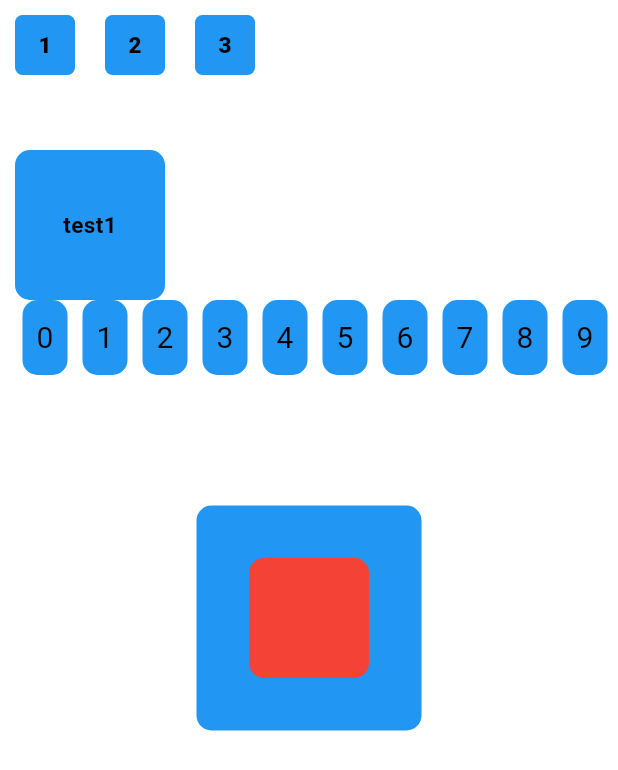
After one commit to SpringRollHHB/FlutterUiTest, a Flutter app: the SceneBackPage screen opened directly, on a phone screen of 412 x 824 dp. The commit adds this screen. Shown: the top 770 px of the screen. Run offline on Flutter 3.47's test engine with Material 3 defaults, Android fonts, the phone set to English and light mode, and no system bars.

Commit message:
场景还原实现

```diff
--- a/lib/layout/apus_page_widget.dart
+++ b/lib/layout/apus_page_widget.dart
@@ -2,6 +2,7 @@ import 'package:flutter/cupertino.dart';
 import 'package:flutter/material.dart';
 import 'package:flutteruitest/layout/custom_page_widget.dart';
 import 'package:flutteruitest/layout/home_page_widget.dart';
+import 'package:flutteruitest/layout/scene_back_page.dart';
 import 'package:flutteruitest/layout/template/list_page_widget.dart';
 
 import '../player.dart';
@@ -18,6 +19,7 @@ class ApusPageWidget extends ListPageWidget {
     list.add(HomeItem(title: "过滤图片颜色", onTap: () {  Navigator.of(context).push(MaterialPageRoute(builder: (BuildContext context) => const ColorFilterImageWidget()));  }));
     list.add(HomeItem(title: "视频1", onTap: () {  Navigator.of(context).push(MaterialPageRoute(builder: (BuildContext context) => const Player(url: "https://www.w3schools.com/html/movie.mp4",)));  }));
     list.add(HomeItem(title: "视频2", onTap: () {  Navigator.of(context).push(MaterialPageRoute(builder: (BuildContext context) => const Player(url: "https://file.picku.cloud/40b977df/banner/ff01a42e9e59c244e824e4754a7f7d10.mp4",)));  }));
+    list.add(HomeItem(title: "场景还原", onTap: () {  Navigator.of(context).push(MaterialPageRoute(builder: (BuildContext context) => const SceneBackPage()));  }));
   }
 
 
--- /dev/null
+++ b/lib/layout/scene_back_page.dart
@@ -0,0 +1,56 @@
+import 'package:flutter/cupertino.dart';
+import 'package:flutter/material.dart';
+import 'package:flutteruitest/layout/widget/scene_back_widget.dart';
+import 'package:flutteruitest/layout/widget/scene_clip_path.dart';
+
+class SceneBackPage extends StatefulWidget {
+  const SceneBackPage({super.key});
+
+  @override
+  State<SceneBackPage> createState() => _SceneBackPageState();
+}
+
+class _SceneBackPageState extends State<SceneBackPage> {
+  WidgetInfo? widgetInfo;
+
+  @override
+  Widget build(BuildContext context) {
+    return Scaffold(
+      backgroundColor: Colors.white,
+      body: Stack(
+        children: [
+          SceneBackWidget(
+            widgetsInfos: (info) {
+              widgetInfo = info;
+              setState(() {});
+            },
+          ),
+          getClipBarrierArea(),
+        ],
+      ),
+    );
+  }
+
+  Widget getClipBarrierArea() {
+    if(widgetInfo == null) {
+      return const SizedBox.shrink();
+    } else {
+      return Positioned.fill(
+        child: GestureDetector(
+          onTap: () {
+            setState(() {
+              widgetInfo = null;
+            });
+          },
+          child: ClipPath(
+            clipper: SceneClipPath(widgetInfo: widgetInfo!),
+            child: Container(
+              color: Colors.black.withOpacity(0.7),
+            ),
+          ),
+        ),
+      );
+    }
+  }
+
+}
--- /dev/null
+++ b/lib/layout/widget/scene_back_child_inner_widget.dart
@@ -0,0 +1,33 @@
+import 'package:flutter/material.dart';
+
+class SceneBackChildInnerWidget extends StatefulWidget {
+  final GlobalKey testKey;
+  const SceneBackChildInnerWidget({super.key, required this.testKey});
+
+  @override
+  State<SceneBackChildInnerWidget> createState() => _SceneBackChildInnerWidgetState();
+}
+
+class _SceneBackChildInnerWidgetState extends State<SceneBackChildInnerWidget> {
+  @override
+  Widget build(BuildContext context) {
+    return Container(
+      height: 150,
+      width: 150,
+      decoration: BoxDecoration(
+        color: Colors.blue,
+        borderRadius: BorderRadius.circular(10)
+      ),
+      alignment: Alignment.center,
+      child: Container(
+        key: widget.testKey,
+        width: 80,
+        height: 80,
+        decoration: BoxDecoration(
+          color: Colors.red,
+          borderRadius: BorderRadius.circular(10)
+        ),
+      ),
+    );
+  }
+}
--- /dev/null
+++ b/lib/layout/widget/scene_back_widget.dart
@@ -0,0 +1,178 @@
+import 'package:flutter/material.dart';
+import 'package:flutteruitest/layout/widget/scene_back_child_inner_widget.dart';
+
+class SceneBackWidget extends StatefulWidget {
+  final Function(WidgetInfo) widgetsInfos;
+
+  const SceneBackWidget({super.key, required this.widgetsInfos});
+
+  @override
+  State<SceneBackWidget> createState() => _SceneBackWidgetState();
+}
+
+class _SceneBackWidgetState extends State<SceneBackWidget> {
+  int count = 3;
+  late GlobalKey _globalKey;
+  final GlobalKey _test1 = GlobalKey();
+  final GlobalKey _test2 = GlobalKey();
+  final GlobalKey _test3 = GlobalKey();
+
+  @override
+  void initState() {
+    super.initState();
+  }
+
+  @override
+  Widget build(BuildContext context) {
+    return SizedBox(
+      width: double.infinity,
+      height: double.infinity,
+      child: Stack(
+        fit: StackFit.loose,
+        children: [
+          Positioned(
+            left: 0,
+            top: 0,
+            child: Container(
+              margin: EdgeInsets.only(top: MediaQuery.of(context).padding.top,),
+              width: MediaQuery.of(context).size.width,
+              height: 60,
+              child: ListView.builder(
+                scrollDirection: Axis.horizontal,
+                itemCount: count,
+                itemBuilder: (BuildContext context, int index) {
+                  return GestureDetector(
+                    onTap: () {
+                      _selectKey(index);
+                    },
+                    child: Container(
+                      decoration: BoxDecoration(
+                          color: Colors.blue,
+                          borderRadius: BorderRadius.circular(5)
+                      ),
+                      width: 40,
+                      height: 40,
+                      margin: const EdgeInsets.all(10),
+                      alignment: Alignment.center,
+                      child: Text(
+                        "${index + 1}",
+                        style: const TextStyle(color: Colors.black,fontSize: 15,fontWeight: FontWeight.w800,height: 1.0,),
+                      ),
+                    ),
+                  );
+                },
+              ),
+            ),
+          ),
+          Positioned(
+            left: 10,
+            top: 100,
+            child: Container(
+              key: _test1,
+              height: 100,
+              width: 100,
+              decoration: BoxDecoration(
+                color: Colors.blue,
+                borderRadius: BorderRadius.circular(10)
+              ),
+              alignment: Alignment.center,
+              child: const Text(
+                "test1",
+                style: TextStyle(color: Colors.black,fontSize: 15,fontWeight: FontWeight.w700,height: 1.0),
+              ),
+            ),
+          ),
+          Positioned(
+            left: 10,
+            top: 200,
+            child: SizedBox(
+              width: MediaQuery.of(context).size.width,
+              height: 50,
+              child: ListView.builder(
+                scrollDirection: Axis.horizontal,
+                itemCount: 100,
+                itemBuilder: (context,index) {
+                  return index == 10
+                      ? Container(
+                          key: _test2,
+                          width: 30,
+                          margin: const EdgeInsets.symmetric(horizontal: 5),
+                          decoration: BoxDecoration(color: Colors.blue, borderRadius: BorderRadius.circular(10)),
+                          alignment: Alignment.center,
+                          child: Text(
+                            "$index",
+                            style: const TextStyle(
+                              color: Colors.black,
+                              fontSize: 20,
+                              height: 1.0,
+                            ),
+                          ),
+                        )
+                      : Container(
+                          width: 30,
+                          margin: const EdgeInsets.symmetric(horizontal: 5),
+                          decoration: BoxDecoration(color: Colors.blue, borderRadius: BorderRadius.circular(10)),
+                          alignment: Alignment.center,
+                          child: Text(
+                            "$index",
+                            style: const TextStyle(
+                              color: Colors.black,
+                              fontSize: 20,
+                              height: 1.0,
+                            ),
+                          ),
+                        );
+                },
+              ),
+            ),
+          ),
+          Center(
+            child: SceneBackChildInnerWidget(testKey: _test3,),
+          ),
+        ],
+      ),
+    );
+  }
+
+  void getPositionAndSize() {
+    GlobalKey key = _globalKey;
+    final RenderBox renderBox = key.currentContext?.findRenderObject() as RenderBox;
+    Offset position = renderBox.localToGlobal(Offset.zero);
+    Size size = renderBox.size;
+    WidgetInfo widgetInfo = WidgetInfo(
+      widgetOffset: position,
+      widgetSize: size,
+    );
+    widget.widgetsInfos.call(widgetInfo);
+  }
+
+  void _selectKey(int index) {
+    switch(index) {
+      case 0 : {
+        _globalKey = _test1;
+        break;
+      }
+      case 1 : {
+        _globalKey = _test2;
+        break;
+      }
+      case 2 : {
+        _globalKey = _test3;
+        break;
+      }
+    }
+
+    if(mounted) {
+      getPositionAndSize();
+    }
+  }
+
+
+}
+
+
+class WidgetInfo {
+  Offset widgetOffset;
+  Size widgetSize;
+  WidgetInfo({required this.widgetOffset,required this.widgetSize});
+}
--- /dev/null
+++ b/lib/layout/widget/scene_clip_path.dart
@@ -0,0 +1,29 @@
+import 'package:flutter/cupertino.dart';
+import 'package:flutteruitest/layout/widget/scene_back_widget.dart';
+
+class SceneClipPath extends CustomClipper<Path> {
+
+  final WidgetInfo widgetInfo;
+  SceneClipPath({required this.widgetInfo});
+
+
+  @override
+  Path getClip(Size size) {
+    Path path = Path()..addRect(Rect.fromLTWH(0, 0, size.width, size.height));
+    Path innerPath = Path();
+    innerPath.addRRect(
+      RRect.fromRectAndRadius(
+        Rect.fromLTWH(widgetInfo.widgetOffset.dx - 5, widgetInfo.widgetOffset.dy - 5, widgetInfo.widgetSize.width + 10, widgetInfo.widgetSize.height + 10),
+        const Radius.circular(10),
+      ),
+    );
+    path = Path.combine(PathOperation.difference, path, innerPath);
+    return path;
+  }
+
+  @override
+  bool shouldReclip(covariant CustomClipper<Path> oldClipper) {
+    return true;
+  }
+
+}
```
